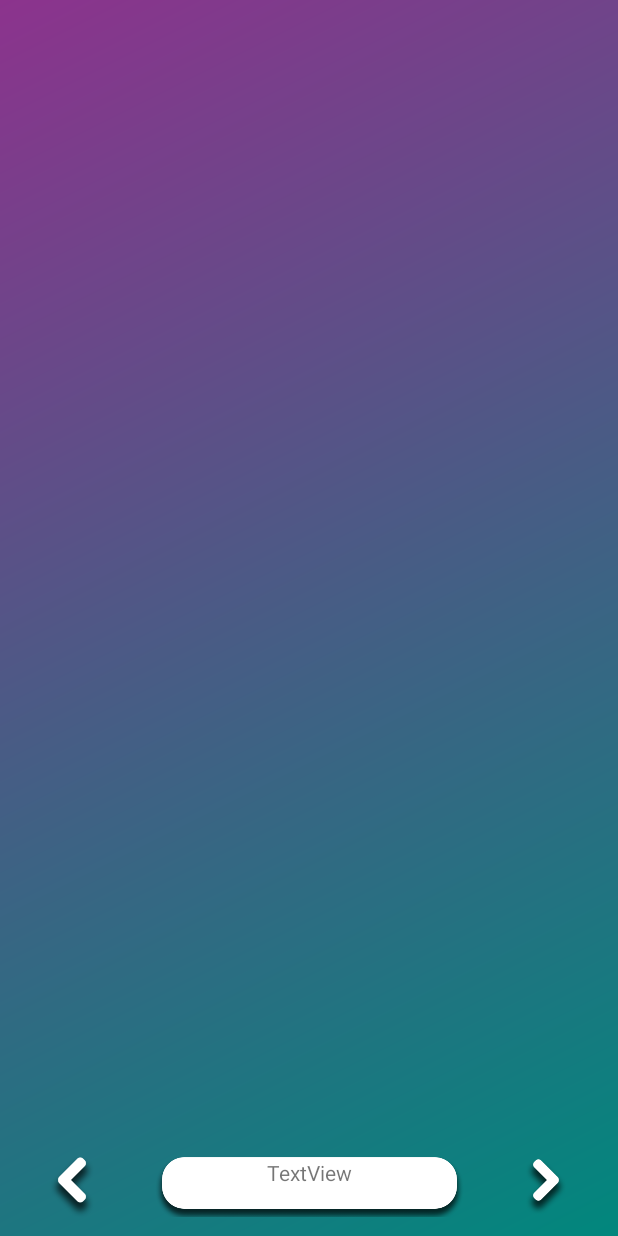
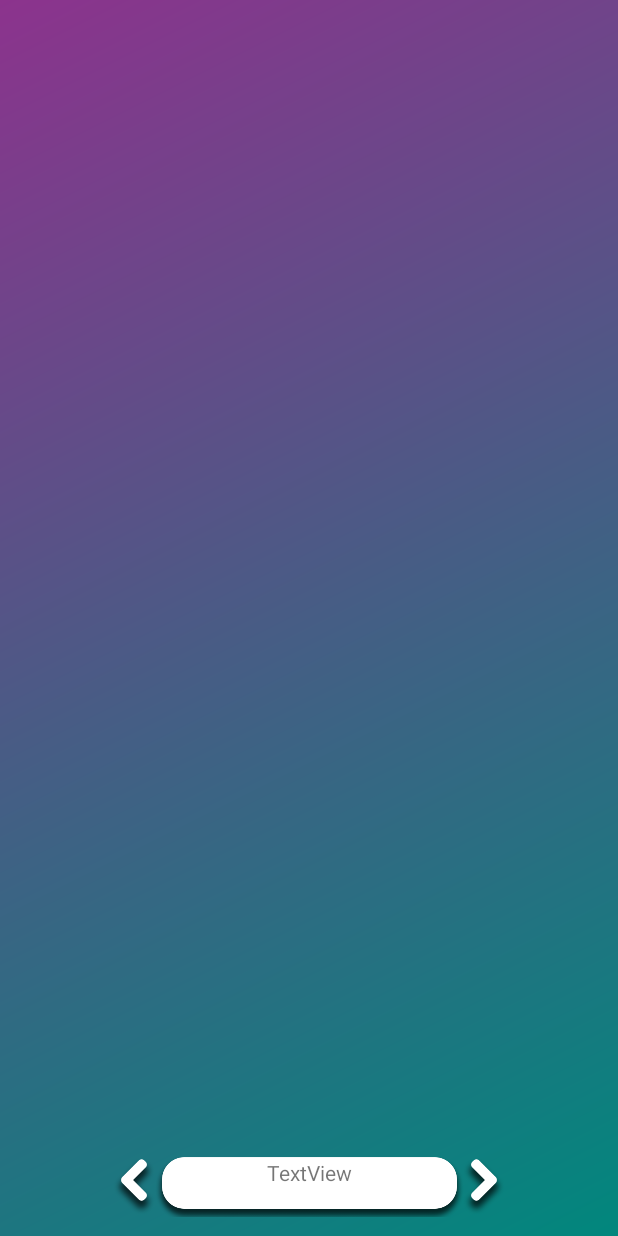
Before and after one commit to Kasania/TheArtOfWar, an Android app: the layout fragment_study_main.xml on its own in the app's theme, with its tools: preview values and no code run, on a phone screen of 412 x 824 dp. Run offline under Robolectric (Android 15) with nearby library versions, the phone set to English and light mode, and no system bars.

Commit message:
renewal 2

```diff
--- a/app/src/main/res/layout/fragment_study_main.xml
+++ b/app/src/main/res/layout/fragment_study_main.xml
@@ -19,8 +19,18 @@
             android:orientation="vertical"
             android:layout_width="wrap_content"
             android:layout_height="wrap_content"
+            android:id="@+id/guideline28" app:layout_constraintGuide_percent="0.1"/>
+    <android.support.constraint.Guideline
+            android:orientation="vertical"
+            android:layout_width="wrap_content"
+            android:layout_height="wrap_content"
             android:id="@+id/guideline31" app:layout_constraintGuide_percent="0.75"/>
 
+    <android.support.constraint.Guideline
+            android:orientation="vertical"
+            android:layout_width="wrap_content"
+            android:layout_height="wrap_content"
+            android:id="@+id/guideline32" app:layout_constraintGuide_percent="0.9"/>
     <ImageView
             android:layout_width="0dp"
             android:layout_height="0dp" app:srcCompat="@drawable/study_present"
@@ -35,15 +45,18 @@
             app:layout_constraintBottom_toBottomOf="parent"
             app:layout_constraintTop_toTopOf="@+id/guideline27"
             app:layout_constraintStart_toStartOf="@+id/guideline49"
-            app:layout_constraintEnd_toEndOf="parent"
+            app:layout_constraintEnd_toEndOf="@+id/guideline32"
             app:srcCompat="@drawable/btn_study_phrase_next"/>
     <ImageView
             android:layout_width="wrap_content"
-            android:layout_height="41dp"
+            android:layout_height="38dp"
             android:id="@+id/btn_study_phrase_prev"
-            app:layout_constraintBottom_toBottomOf="parent" app:layout_constraintEnd_toStartOf="@+id/guideline48"
-            app:layout_constraintTop_toTopOf="@+id/guideline27" app:layout_constraintStart_toStartOf="parent"
-            app:srcCompat="@drawable/btn_study_phrase_prev"/>
+            app:layout_constraintBottom_toBottomOf="parent"
+            app:layout_constraintTop_toTopOf="@+id/guideline27"
+            app:layout_constraintStart_toStartOf="@+id/guideline28"
+            app:layout_constraintEnd_toEndOf="@+id/guideline30"
+            app:srcCompat="@drawable/btn_study_phrase_prev" app:layout_constraintHorizontal_bias="0.0"
+    />
     <TextView
             android:text="TextView"
             android:layout_width="0dp"
@@ -57,11 +70,12 @@
 
     <android.support.constraint.ConstraintLayout
             android:layout_width="411dp"
-            android:layout_height="599dp"
+            android:layout_height="601dp"
             android:id="@+id/contents_panel_study_main"
             app:layout_constraintStart_toStartOf="parent" app:layout_constraintTop_toTopOf="parent"
             app:layout_constraintEnd_toEndOf="parent"
             app:layout_constraintBottom_toTopOf="@+id/guideline27"
-            app:layout_constraintHorizontal_bias="0.0" app:layout_constraintVertical_bias="0.122"
-            android:layout_marginBottom="20dp"/>
+            app:layout_constraintHorizontal_bias="0.0" app:layout_constraintVertical_bias="0.0"
+            android:layout_marginBottom="20dp">
+    </android.support.constraint.ConstraintLayout>
 </android.support.constraint.ConstraintLayout>
```
